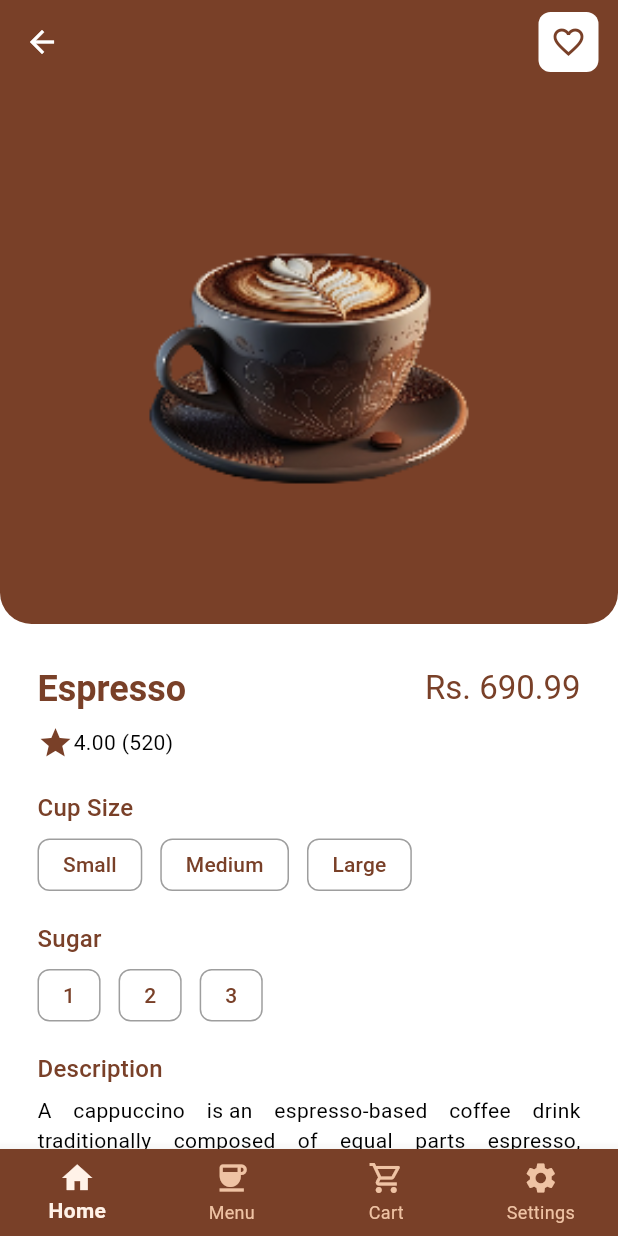
After one commit to Sihas01/coffee-app, a Flutter app: the screen it shows after launch, after a tap on "Espresso", on a phone screen of 412 x 824 dp. The commit adds this screen. Run offline on Flutter 3.47's test engine with Material 3 defaults, Android fonts, the phone set to English and light mode, and no system bars.

Commit message:
Develop One product view

```diff
--- a/lib/models/product_model.dart
+++ b/lib/models/product_model.dart
@@ -2,10 +2,15 @@ class Product {
   final String productName;
   final double price;
   final String imagePath;
+  final int rating;
+  final double ratingAvg;
+
 
   Product({
     required this.productName,
     required this.price,
     required this.imagePath,
+    required this.rating,
+    required this.ratingAvg
   });
 }
--- a/lib/screens/home_screen.dart
+++ b/lib/screens/home_screen.dart
@@ -11,21 +11,29 @@ class HomeScreen extends StatelessWidget {
       productName: 'Espresso',
       imagePath: 'asset/images/cappuccino.png',
       price: 690.99,
+      rating: 520,
+      ratingAvg: 4,
     ),
     Product(
       productName: 'Cappuccino',
       imagePath: 'asset/images/cappuccinoTwo.png',
       price: 1080.00,
+      rating: 800,
+      ratingAvg: 5,
     ),
     Product(
       productName: 'Ice Latte',
       imagePath: 'asset/images/cappuccino.png',
       price: 1080.00,
+      rating: 500,
+      ratingAvg: 3.5,
     ),
     Product(
       productName: 'Mocha',
       imagePath: 'asset/images/cappuccino.png',
       price: 700.99,
+      rating: 220,
+      ratingAvg: 2.3,
     ),
   ];
 
--- /dev/null
+++ b/lib/screens/one_product_view.dart
@@ -0,0 +1,288 @@
+import 'package:coffee_app/models/product_model.dart';
+import 'package:coffee_app/widget/custom_chip.dart';
+import 'package:coffee_app/widget/title_text.dart';
+import 'package:flutter/material.dart';
+
+class OneProductView extends StatefulWidget {
+  final Product product;
+  const OneProductView({super.key, required this.product});
+
+  @override
+  State<OneProductView> createState() => _OneProductViewState();
+}
+
+class _OneProductViewState extends State<OneProductView> {
+  String? selectedCupSize;
+  String? sugarCount;
+
+  @override
+  Widget build(BuildContext context) {
+    return Scaffold(
+      appBar: AppBar(
+        backgroundColor: Theme.of(context).colorScheme.background,
+        iconTheme: IconThemeData(color: Colors.white),
+        actions: [
+          IconButton(
+            onPressed: () {
+              print("test");
+            },
+            icon: Padding(
+              padding: const EdgeInsets.only(right: 5),
+              child: Container(
+                decoration: BoxDecoration(
+                  color: Colors.white,
+                  borderRadius: BorderRadius.circular(8),
+                ),
+                child: Padding(
+                  padding: const EdgeInsets.all(8.0),
+                  child: Icon(
+                    Icons.favorite_outline_outlined,
+                    color: Theme.of(context).colorScheme.primary,
+                  ),
+                ),
+              ),
+            ),
+          ),
+        ],
+      ),
+      body: SingleChildScrollView(
+        child: Column(
+          children: [
+            Container(
+              height: 360,
+              width: double.infinity,
+              decoration: BoxDecoration(
+                color: Theme.of(context).colorScheme.background,
+                borderRadius: BorderRadius.only(
+                  bottomLeft: Radius.circular(21),
+                  bottomRight: Radius.circular(21),
+                ),
+              ),
+              child: Padding(
+                padding: const EdgeInsets.all(70.0),
+                child: Image.asset(
+                  widget.product.imagePath,
+                  fit: BoxFit.contain,
+                ),
+              ),
+            ),
+            Padding(
+              padding: const EdgeInsets.only(top: 27, right: 25, left: 25),
+              child: Column(
+                children: [
+                  Row(
+                    mainAxisAlignment: MainAxisAlignment.spaceBetween,
+                    children: [
+                      Text(
+                        widget.product.productName,
+                        style: Theme.of(context).textTheme.headlineSmall
+                            ?.copyWith(
+                              fontWeight: FontWeight.bold,
+                              color: Theme.of(context).colorScheme.primary,
+                            ),
+                      ),
+                      Text(
+                        'Rs. ${widget.product.price.toStringAsFixed(2)}',
+                        style: Theme.of(context).textTheme.titleLarge?.copyWith(
+                          color: Theme.of(context).colorScheme.primary,
+                        ),
+                      ),
+                    ],
+                  ),
+
+                  Padding(
+                    padding: const EdgeInsets.only(top: 8),
+                    child: Row(
+                      children: [
+                        Icon(
+                          Icons.star,
+                          color: Theme.of(context).colorScheme.primary,
+                        ),
+                        Text(
+                          "${widget.product.ratingAvg.toStringAsFixed(2)} (${widget.product.rating})",
+                        ),
+                      ],
+                    ),
+                  ),
+
+                  Padding(
+                    padding: const EdgeInsets.only(top: 20),
+                    child: Column(
+                      children: [
+                        Row(children: [TitleText(title: "Cup Size")]),
+                        Padding(
+                          padding: const EdgeInsets.only(top: 8),
+                          child: Row(
+                            children: [
+                              Padding(
+                                padding: const EdgeInsets.only(right: 12),
+                                child: CustomChip(
+                                  label: "Small",
+                                  selected: selectedCupSize == "Small",
+                                  onTap: () {
+                                    setState(() {
+                                      selectedCupSize = "Small";
+                                    });
+                                  },
+                                ),
+                              ),
+                              Padding(
+                                padding: const EdgeInsets.only(right: 12),
+                                child: CustomChip(
+                                  label: "Medium",
+                                  selected: selectedCupSize == "Medium",
+                                  onTap: () {
+                                    setState(() {
+                                      selectedCupSize = "Medium";
+                                    });
+                                  },
+                                ),
+                              ),
+                              Padding(
+                                padding: const EdgeInsets.only(right: 12),
+                                child: CustomChip(
+                                  label: "Large",
+                                  selected: selectedCupSize == "Large",
+                                  onTap: () {
+                                    setState(() {
+                                      selectedCupSize = "Large";
+                                    });
+                                  },
+                                ),
+                              ),
+                            ],
+                          ),
+                        ),
+                      ],
+                    ),
+                  ),
+
+                  Padding(
+                    padding: const EdgeInsets.only(top: 20),
+                    child: Column(
+                      children: [
+                        Row(children: [TitleText(title: "Sugar")]),
+                        Padding(
+                          padding: const EdgeInsets.only(top: 8),
+                          child: Row(
+                            children: [
+                              CustomChip(
+                                label: "1",
+                                selected: sugarCount == "1",
+                                onTap: () {
+                                  setState(() {
+                                    sugarCount = "1";
+                                  });
+                                },
+                              ),
+                              SizedBox(width: 12),
+                              CustomChip(
+                                label: "2",
+                                selected: sugarCount == "2",
+                                onTap: () {
+                                  setState(() {
+                                    sugarCount = "2";
+                                  });
+                                },
+                              ),
+                              SizedBox(width: 12),
+                              CustomChip(
+                                label: "3",
+                                selected: sugarCount == "3",
+                                onTap: () {
+                                  setState(() {
+                                    sugarCount = "3";
+                                  });
+                                },
+                              ),
+                            ],
+                          ),
+                        ),
+                      ],
+                    ),
+                  ),
+
+                  Padding(
+                    padding: const EdgeInsets.only(top: 20),
+                    child: Row(children: [TitleText(title: "Description")]),
+                  ),
+                  Padding(
+                    padding: const EdgeInsets.only(top: 5),
+                    child: Text(
+                      "A cappuccino is an espresso-based coffee drink traditionally composed of equal parts espresso, steamed milk, and milk foam, creating a balanced and layered beverage.",
+                      style: Theme.of(context).textTheme.bodyMedium,
+                      textAlign: TextAlign.justify,
+                    ),
+                  ),
+                ],
+              ),
+            ),
+
+            Padding(
+              padding: const EdgeInsets.only(
+                left: 25,
+                right: 25,
+                top: 10,
+                bottom: 8,
+              ),
+              child: Container(
+                width: double.infinity,
+                height: 50,
+                child: ElevatedButton(
+                  onPressed: () {
+                    if (selectedCupSize == null || sugarCount == null) {
+                      ScaffoldMessenger.of(context).showSnackBar(
+                        SnackBar(
+                          content: Text(
+                            "Please select cup size and sugar amount",
+                          ),
+                        ),
+                      );
+                      return;
+                    }
+                  },
+                  style: ElevatedButton.styleFrom(
+                    backgroundColor: Theme.of(context).colorScheme.background,
+                    foregroundColor: Colors.white,
+                    padding: EdgeInsets.symmetric(vertical: 16),
+                    shape: RoundedRectangleBorder(
+                      borderRadius: BorderRadius.circular(5),
+                    ),
+                  ),
+                  child: Text('Add to cart'),
+                ),
+              ),
+            ),
+          ],
+        ),
+      ),
+
+      bottomNavigationBar: BottomNavigationBar(
+        type: BottomNavigationBarType.fixed,
+        backgroundColor: Theme.of(context).colorScheme.background,
+        currentIndex: 0,
+        selectedItemColor: Color.fromARGB(255, 255, 242, 232),
+        unselectedItemColor: Color(0xffEFC3A4),
+        selectedLabelStyle: TextStyle(fontWeight: FontWeight.bold),
+        unselectedLabelStyle: TextStyle(fontWeight: FontWeight.normal),
+        // onTap: (index) {
+        //   setState(() {
+        //     _selectedIndex = index;
+        //   });
+        // },
+        items: const [
+          BottomNavigationBarItem(icon: Icon(Icons.home), label: 'Home'),
+          BottomNavigationBarItem(icon: Icon(Icons.coffee), label: 'Menu'),
+          BottomNavigationBarItem(
+            icon: Icon(Icons.shopping_cart_outlined),
+            label: 'Cart',
+          ),
+          BottomNavigationBarItem(
+            icon: Icon(Icons.settings),
+            label: 'Settings',
+          ),
+        ],
+      ),
+    );
+  }
+}
--- a/lib/widget/custom_chip.dart
+++ b/lib/widget/custom_chip.dart
@@ -2,13 +2,25 @@ import 'package:flutter/material.dart';
 
 class CustomChip extends StatelessWidget {
   final String label;
-  const CustomChip({super.key, required this.label});
+  final bool selected;
+  final VoidCallback? onTap;
+  const CustomChip({
+    super.key,
+    required this.label,
+    this.selected = false,
+    this.onTap,
+  });
 
   @override
   Widget build(BuildContext context) {
-    return Container(
+    return GestureDetector(
+      onTap: onTap,
+      child: Container(
         padding: EdgeInsets.fromLTRB(16, 6.5, 16, 6.5),
         decoration: BoxDecoration(
+          color: selected
+              ? Theme.of(context).colorScheme.primary.withOpacity(0.2)
+              : Colors.transparent,
           border: Border.all(color: Colors.grey, width: 1),
           borderRadius: BorderRadius.circular(8),
         ),
@@ -22,6 +34,7 @@ class CustomChip extends StatelessWidget {
             ),
           ],
         ),
+      ),
     );
   }
 }
--- a/lib/widget/product_card.dart
+++ b/lib/widget/product_card.dart
@@ -1,4 +1,5 @@
 import 'package:coffee_app/models/product_model.dart';
+import 'package:coffee_app/screens/one_product_view.dart';
 import 'package:flutter/material.dart';
 
 class ProductCard extends StatelessWidget {
@@ -10,6 +11,14 @@ class ProductCard extends StatelessWidget {
     return Material(
       elevation: 1,
       borderRadius: BorderRadius.circular(5),
+      child: InkWell(
+        onTap: () {
+          Navigator.of(context).push(
+            MaterialPageRoute<void>(
+              builder: (context) => OneProductView(product: product),
+            ),
+          );
+        },
         child: Container(
           decoration: BoxDecoration(color: Color(0x054B1F0E)),
           child: Column(
@@ -77,6 +86,7 @@ class ProductCard extends StatelessWidget {
             ],
           ),
         ),
+      ),
     );
   }
 }
```
Lines whose indentation alone changed are shown as unchanged.
